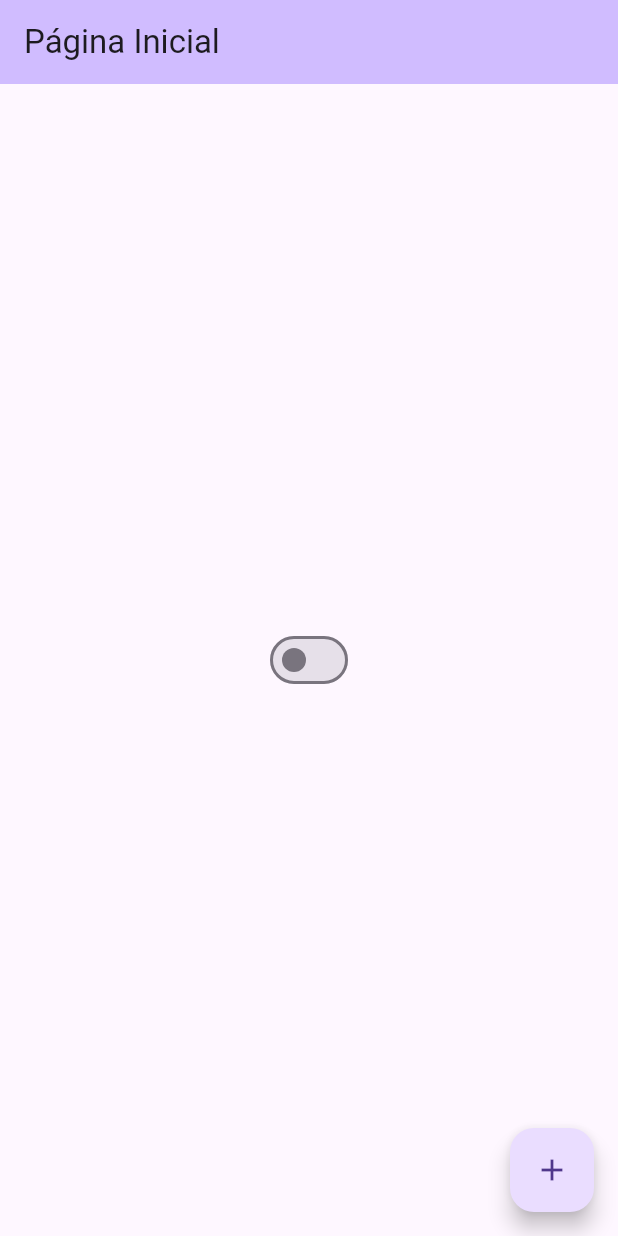
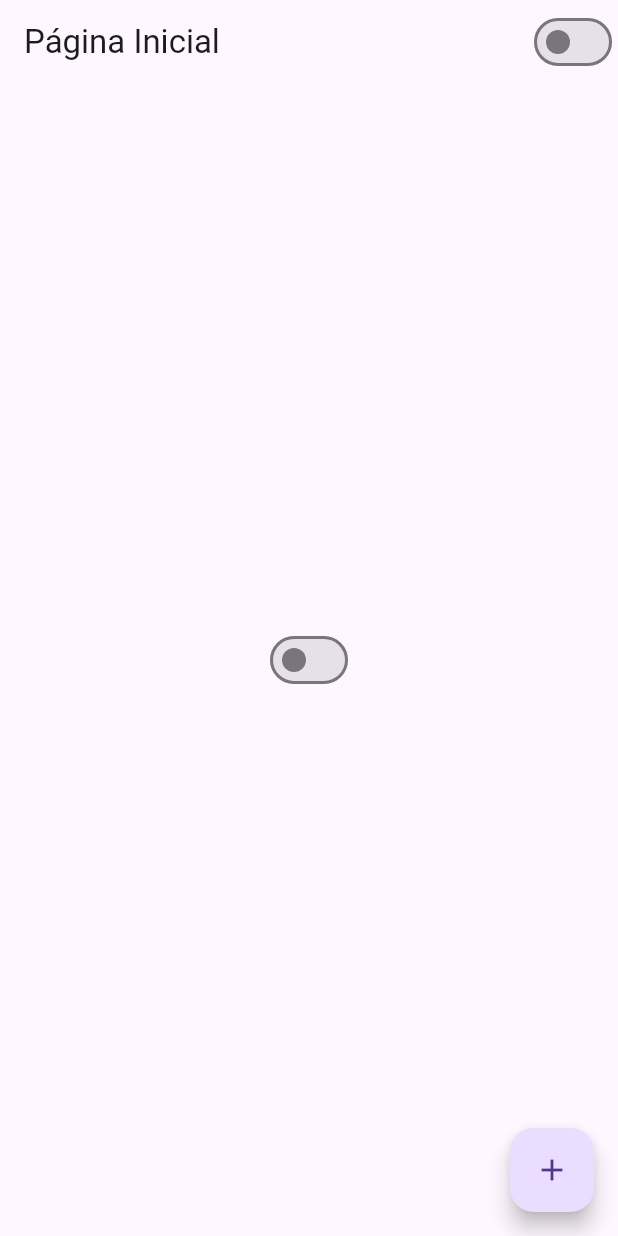
Before and after one commit to caioalves99/Aprendendo_Flutter, a Flutter app: the screen it shows after launch, on a phone screen of 412 x 824 dp. Run offline on Flutter 3.47's test engine with Material 3 defaults, Android fonts, the phone set to English and light mode, and no system bars.

```diff
--- a/lib/app_widget.dart
+++ b/lib/app_widget.dart
@@ -12,7 +12,8 @@ class AppWidget extends StatelessWidget {
       builder: (context, child) {
         return MaterialApp(
           theme: ThemeData(
-            primarySwatch: Colors.cyan,
+           primarySwatch: Colors.cyan,
+
             brightness: AppController.instance.isDartTheme
               ? Brightness.dark
               : Brightness.light,
--- a/lib/home_page.dart
+++ b/lib/home_page.dart
@@ -2,6 +2,8 @@ import 'package:aprendendo_flutter/app_controller.dart';
 import 'package:flutter/material.dart';
 
 class HomePage extends StatefulWidget {
+  const HomePage({super.key});
+
   @override
   State<HomePage> createState() {
     return HomePageState();
@@ -17,16 +19,11 @@ class HomePageState extends State<HomePage> {
     return Scaffold(
       appBar: AppBar(
         title: Text('Página Inicial'),
-        backgroundColor: Theme.of(context).colorScheme.inversePrimary,
+        actions: [CustomSwitch()],
       ),
 
       body: Center(
-        child: Switch(
-          value: AppController.instance.isDartTheme,
-          onChanged: (value) {
-            AppController.instance.changeTheme();
-          },
-        ),
+        child: CustomSwitch(),
       ),
 
       floatingActionButton: FloatingActionButton(
@@ -40,3 +37,18 @@ class HomePageState extends State<HomePage> {
     );
   }
 }
+
+class CustomSwitch extends StatelessWidget {
+  const CustomSwitch({super.key});
+
+
+  @override
+  Widget build(BuildContext context) {
+    return Switch(
+      value: AppController.instance.isDartTheme,
+      onChanged: (value) {
+        AppController.instance.changeTheme();
+      },
+    );
+  }
+}
```
